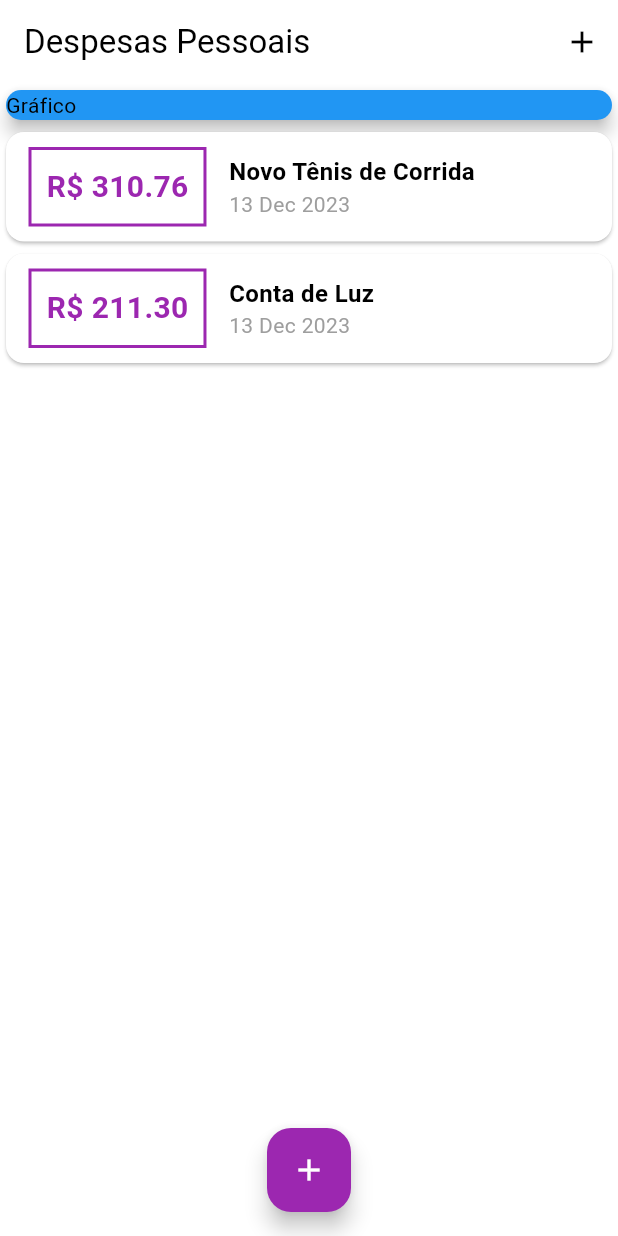
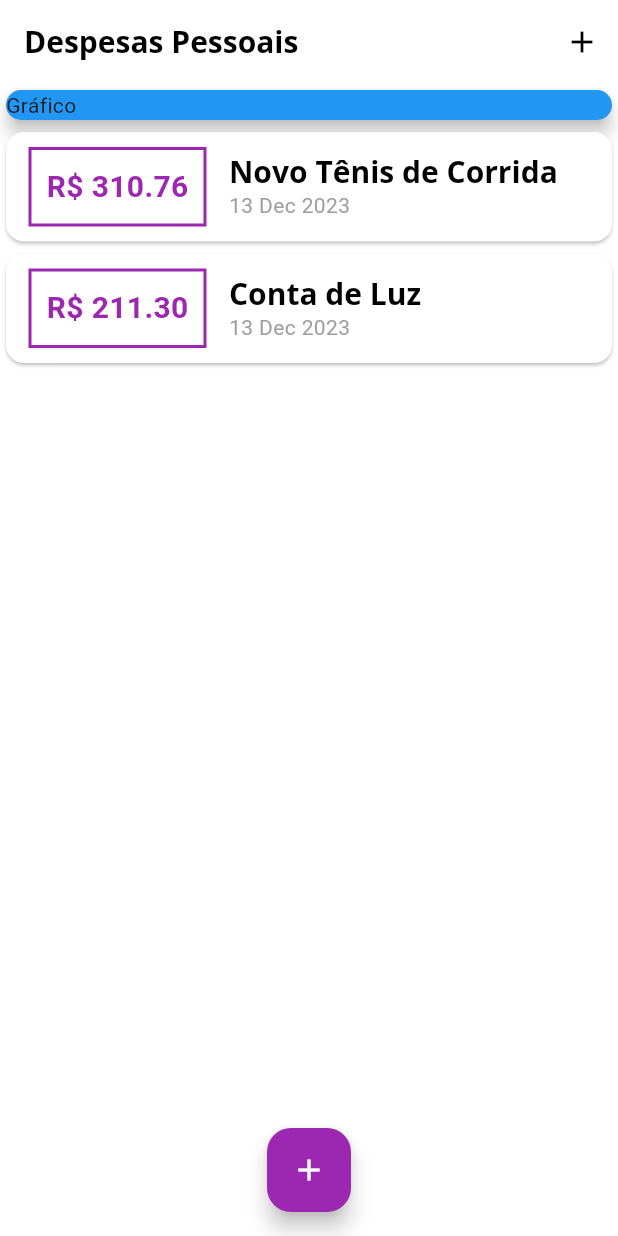
Before and after one commit to beto-luis/expenses, a Flutter app: the screen it shows after launch, on a phone screen of 412 x 824 dp. Run offline on Flutter 3.47's test engine with Material 3 defaults, Android fonts, the phone set to English and light mode, and no system bars.

Commit message:
Importação e implementação de fontes

```diff
--- a/lib/components/transactions_list.dart
+++ b/lib/components/transactions_list.dart
@@ -40,10 +40,7 @@ class TransactionList extends StatelessWidget {
                 children: <Widget>[
                   Text(
                     tr.title,
-                    style: const TextStyle(
-                      fontSize: 16,
-                      fontWeight: FontWeight.bold,
-                    ),
+                    style: Theme.of(context).textTheme.titleLarge,
                   ),
                   Text(
                     DateFormat('d MMM y').format(tr.date),
--- a/lib/main.dart
+++ b/lib/main.dart
@@ -17,6 +17,21 @@ class ExpensesApp extends StatelessWidget {
       colorScheme: ColorScheme.fromSwatch(
         primarySwatch: Colors.purple,
         accentColor: Colors.amber,
+      ),
+      fontFamily: 'Quicksand',
+      textTheme: ThemeData.light().textTheme.copyWith(
+        titleLarge: const TextStyle(
+          fontFamily: 'OpenSans',
+          fontSize: 20,
+          fontWeight: FontWeight.bold,
+        )
+      ) ,
+      appBarTheme: AppBarTheme(
+        titleTextStyle: ThemeData.light().appBarTheme.titleTextStyle?.copyWith(
+          fontFamily: 'OpenSans',
+          fontSize: 20,
+          fontWeight: FontWeight.bold,
+        )
       )
       ),
     );
@@ -77,7 +92,9 @@ class _MyHomePageState extends State<MyHomePage> {
   Widget build(BuildContext context) {
     return Scaffold(
       appBar: AppBar(
-        title: const Text('Despesas Pessoais'),
+        title: const Text(
+          'Despesas Pessoais',
+        ),
         actions: <Widget>[
           IconButton(
             onPressed: () => _openTransactionFormModal(context),
```
Also changed, not shown: pubspec.yaml (+11 -6 lines), assets/fonts/OpenSans-Bold.ttf (added), assets/fonts/OpenSans-Regular.ttf (added), assets/fonts/Quicksand-Bold.ttf (added), assets/fonts/Quicksand-Light.ttf (added), assets/fonts/Quicksand-Medium.ttf (added), assets/fonts/Quicksand-Regular.ttf (added).
